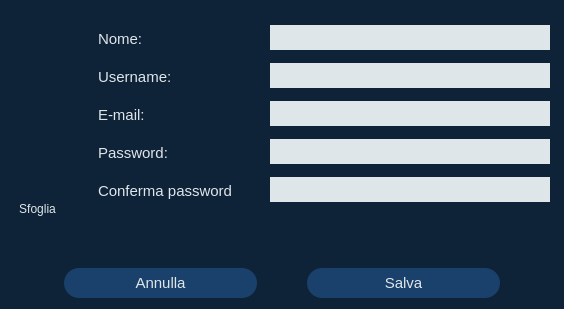
The window that Client/account.ui (MarcoFlo/Google-Drive) describes before a commit, drawn with Qt 5.
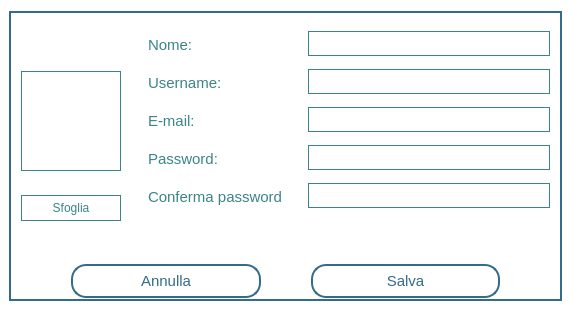
The same window after the commit. Icons and pictures are not drawn.

Commit message: ui su altre finestre

What changed in the file:
```diff
--- a/Client/account.ui
+++ b/Client/account.ui
@@ -6,27 +6,43 @@
    <rect>
     <x>0</x>
     <y>0</y>
-    <width>564</width>
-    <height>309</height>
+    <width>571</width>
+    <height>312</height>
    </rect>
   </property>
   <property name="windowTitle">
    <string>Dialog</string>
   </property>
   <property name="styleSheet">
-   <string notr="true">background-color:rgb(14,34,56)</string>
+   <string notr="true">background-color:white</string>
   </property>
   <layout class="QVBoxLayout" name="verticalLayout">
    <property name="leftMargin">
-    <number>14</number>
+    <number>9</number>
    </property>
    <property name="rightMargin">
-    <number>14</number>
+    <number>9</number>
+   </property>
+   <item>
+    <widget class="QGroupBox" name="groupBox">
+     <property name="styleSheet">
+      <string notr="true">border: 2px solid #336b8a;
+background-color: white</string>
+     </property>
+     <property name="title">
+      <string/>
+     </property>
+     <layout class="QVBoxLayout" name="verticalLayout_3">
+      <property name="topMargin">
+       <number>0</number>
+      </property>
+      <property name="bottomMargin">
+       <number>0</number>
    </property>
    <item>
     <layout class="QHBoxLayout" name="horizontalLayout_2">
      <property name="spacing">
-      <number>28</number>
+         <number>18</number>
      </property>
      <property name="topMargin">
       <number>14</number>
@@ -48,17 +64,27 @@
        <item>
         <widget class="QLabel" name="label">
          <property name="sizePolicy">
-          <sizepolicy hsizetype="Preferred" vsizetype="Preferred">
+             <sizepolicy hsizetype="Fixed" vsizetype="Preferred">
            <horstretch>0</horstretch>
            <verstretch>0</verstretch>
           </sizepolicy>
          </property>
-         <property name="maximumSize">
+            <property name="minimumSize">
           <size>
            <width>100</width>
+              <height>0</height>
+             </size>
+            </property>
+            <property name="maximumSize">
+             <size>
+              <width>210</width>
            <height>100</height>
           </size>
          </property>
+            <property name="styleSheet">
+             <string notr="true">background-color:none;
+border: 1px solid #3a848a;</string>
+            </property>
          <property name="text">
           <string/>
          </property>
@@ -85,12 +111,19 @@
        <item>
         <widget class="QPushButton" name="pushButton_3">
          <property name="styleSheet">
-          <string notr="true">color: #dfe6e9;
-font-size: 12px;
-border: none;
-padding: 5px;
-font-family: 'Calibri';
-background-color:none</string>
+             <string notr="true">QPushButton
+{
+	color: #3a848a;
+	font-size: 12px;
+	border: 1px solid #3a848a;
+	padding: 5px;
+	font-family: 'Calibri';
+	background-color:none;
+}
+QPushButton:hover
+{
+	border:2px solid #3a848a;
+}</string>
          </property>
          <property name="text">
           <string>Sfoglia</string>
@@ -101,13 +134,16 @@
      </item>
      <item>
       <layout class="QFormLayout" name="formLayout">
+          <property name="horizontalSpacing">
+           <number>16</number>
+          </property>
        <property name="verticalSpacing">
         <number>10</number>
        </property>
        <item row="0" column="0">
         <widget class="QLabel" name="label_2">
          <property name="styleSheet">
-          <string notr="true">color: #dfe6e9;
+             <string notr="true">color: #3a848a;
 font-size: 15px;
 border: none;
 padding: 5px;
@@ -134,8 +170,19 @@
           </font>
          </property>
          <property name="styleSheet">
-          <string notr="true">background-color:#dfe6e9;
-border: 1px #dfe6e9;
+             <string notr="true">QLineEdit
+{
+	border:1px solid #3a848a;
+	background-color:none;
+}
+QLineEdit:hover
+{
+	border:2px solid #3a848a;
+}
+QLineEdit:focus
+{
+	border:2px solid #3a848a;
+}
 </string>
          </property>
         </widget>
@@ -143,7 +190,7 @@
        <item row="1" column="0">
         <widget class="QLabel" name="label_3">
          <property name="styleSheet">
-          <string notr="true">color: #dfe6e9;
+             <string notr="true">color: #3a848a;
 font-size: 15px;
 border: none;
 padding: 5px;
@@ -170,8 +217,19 @@
           </font>
          </property>
          <property name="styleSheet">
-          <string notr="true">background-color:#dfe6e9;
-border: 1px #dfe6e9;
+             <string notr="true">QLineEdit
+{
+	border:1px solid #3a848a;
+	background-color:none;
+}
+QLineEdit:hover
+{
+	border:2px solid #3a848a;
+}
+QLineEdit:focus
+{
+	border:2px solid #3a848a;
+}
 </string>
          </property>
         </widget>
@@ -179,7 +237,7 @@
        <item row="2" column="0">
         <widget class="QLabel" name="label_4">
          <property name="styleSheet">
-          <string notr="true">color: #dfe6e9;
+             <string notr="true">color: #3a848a;
 font-size: 15px;
 border: none;
 padding: 5px;
@@ -206,8 +264,19 @@
           </font>
          </property>
          <property name="styleSheet">
-          <string notr="true">background-color:#dfe6e9;
-border: 1px #dfe6e9;
+             <string notr="true">QLineEdit
+{
+	border:1px solid #3a848a;
+	background-color:none;
+}
+QLineEdit:hover
+{
+	border:2px solid #3a848a;
+}
+QLineEdit:focus
+{
+	border:2px solid #3a848a;
+}
 </string>
          </property>
         </widget>
@@ -215,7 +284,7 @@
        <item row="3" column="0">
         <widget class="QLabel" name="label_5">
          <property name="styleSheet">
-          <string notr="true">color: #dfe6e9;
+             <string notr="true">color: #3a848a;
 font-size: 15px;
 border: none;
 padding: 5px;
@@ -242,8 +311,19 @@
           </font>
          </property>
          <property name="styleSheet">
-          <string notr="true">background-color:#dfe6e9;
-border: 1px #dfe6e9;
+             <string notr="true">QLineEdit
+{
+	border:1px solid #3a848a;
+	background-color:none;
+}
+QLineEdit:hover
+{
+	border:2px solid #3a848a;
+}
+QLineEdit:focus
+{
+	border:2px solid #3a848a;
+}
 </string>
          </property>
         </widget>
@@ -251,7 +331,7 @@
        <item row="4" column="0">
         <widget class="QLabel" name="label_6">
          <property name="styleSheet">
-          <string notr="true">color: #dfe6e9;
+             <string notr="true">color: #3a848a;
 font-size: 15px;
 border: none;
 padding: 5px;
@@ -278,8 +358,19 @@
           </font>
          </property>
          <property name="styleSheet">
-          <string notr="true">background-color:#dfe6e9;
-border: 1px #dfe6e9;
+             <string notr="true">QLineEdit
+{
+	border:1px solid #3a848a;
+	background-color:none;
+}
+QLineEdit:hover
+{
+	border:2px solid #3a848a;
+}
+QLineEdit:focus
+{
+	border:2px solid #3a848a;
+}
 </string>
          </property>
         </widget>
@@ -302,13 +393,22 @@
      <item>
       <widget class="QPushButton" name="pushButton">
        <property name="styleSheet">
-        <string notr="true">border-radius: 15px;
-background-color: rgb(26,65,108);
-padding: 6px;
-color: #dfe6e9;
-border: none;
-font-size: 15px;
-font-family: 'Calibri'</string>
+           <string notr="true">QPushButton
+{
+	background-color:none;
+	border:2px solid #336b8a;
+	padding: 6px;
+	color: #336b8a;
+	font-size: 15px;
+	font-family: 'Calibri';
+	border-radius: 15px;
+}
+QPushButton:hover
+{
+	background-color: #336b8a;
+	color:white;
+}
+</string>
        </property>
        <property name="text">
         <string>Annulla</string>
@@ -318,13 +418,22 @@
      <item>
       <widget class="QPushButton" name="pushButton_2">
        <property name="styleSheet">
-        <string notr="true">border-radius: 15px;
-background-color: rgb(26,65,108);
-padding: 6px;
-color: #dfe6e9;
-border: none;
-font-size: 15px;
-font-family: 'Calibri'</string>
+           <string notr="true">QPushButton
+{
+	background-color:none;
+	border:2px solid #336b8a;
+	padding: 6px;
+	color: #336b8a;
+	font-size: 15px;
+	font-family: 'Calibri';
+	border-radius: 15px;
+}
+QPushButton:hover
+{
+	background-color: #336b8a;
+	color:white;
+}
+</string>
        </property>
        <property name="text">
         <string>Salva</string>
@@ -335,6 +444,9 @@
    </item>
   </layout>
  </widget>
+   </item>
+  </layout>
+ </widget>
  <tabstops>
   <tabstop>lineEdit</tabstop>
   <tabstop>lineEdit_2</tabstop>
```
Left out of the diff: 7 changed lines with no effect on the pictures. Lines whose indentation alone changed are shown as unchanged. The commit also changes 7 other files.
